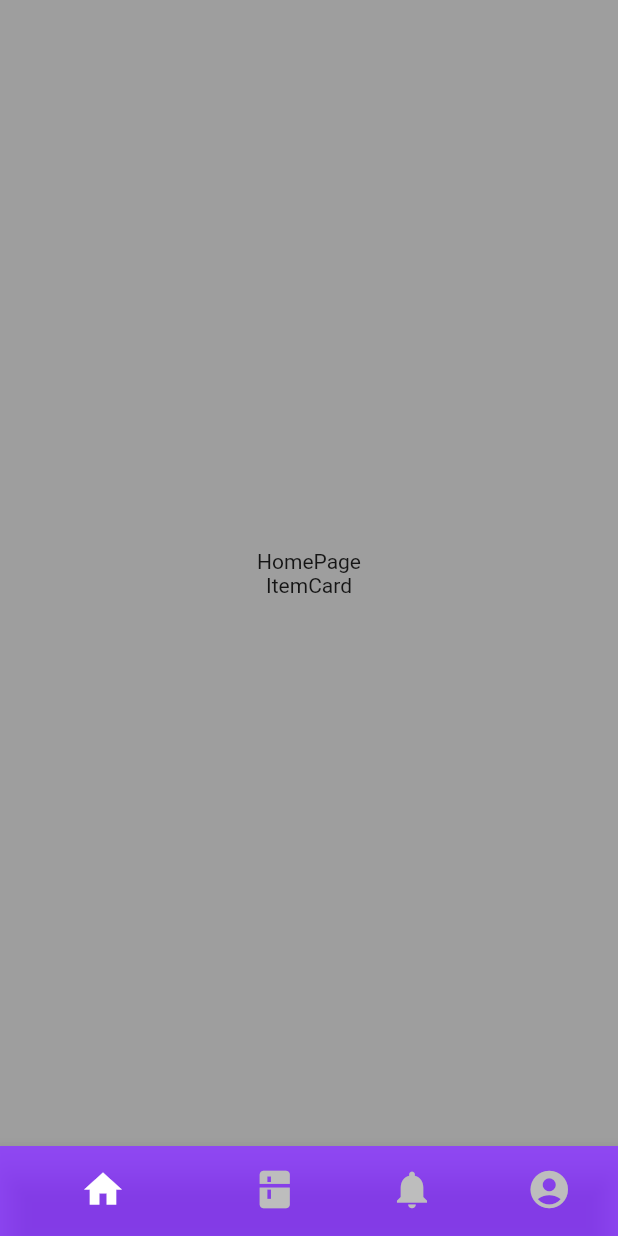
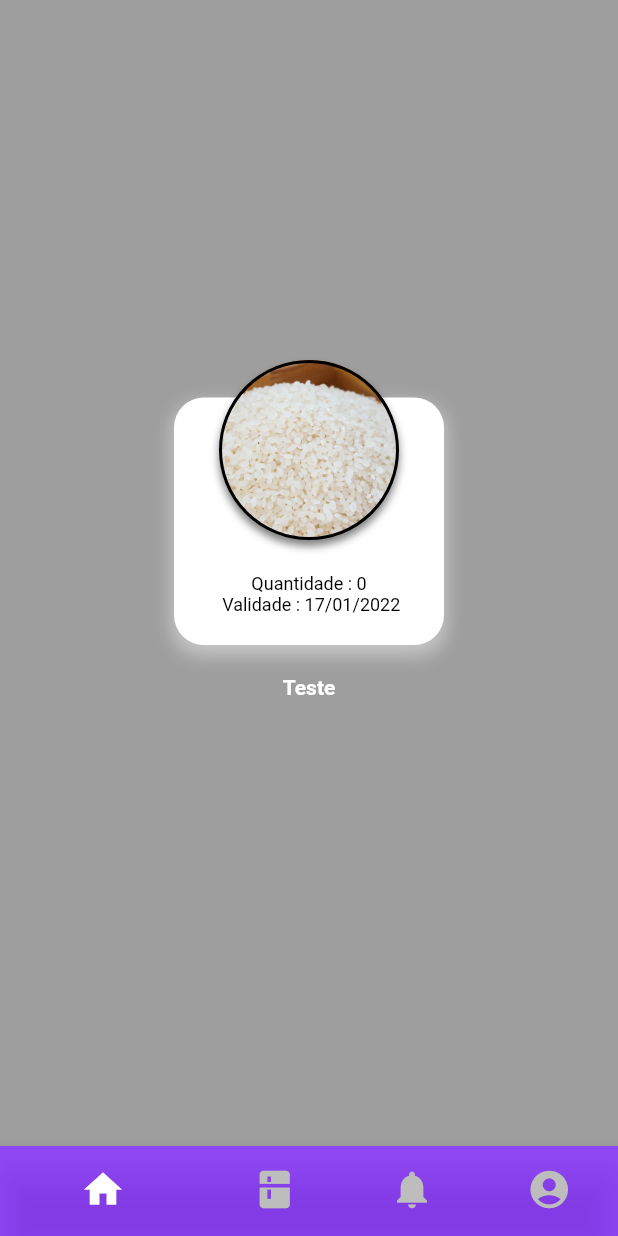
Before and after one commit to gabrielCaio/Kompress, a Flutter app: the screen it shows after launch, on a phone screen of 412 x 824 dp. Run offline on Flutter 3.47's test engine with Material 2 defaults, Android fonts, the phone set to English and light mode, and no system bars; our stand-ins replace google_fonts; Roboto replaces fonts that are missing (Domine).

Commit message:
feat : item card component design ok

```diff
--- a/mobile/lib/app/components/avatar.dart
+++ b/mobile/lib/app/components/avatar.dart
@@ -49,8 +49,8 @@ class AvatarWithImage extends StatelessWidget {
       width: MediaQuery.of(context).size.width * 0.4,
       height: MediaQuery.of(context).size.width * 0.4,
       decoration: BoxDecoration(
-          image: const DecorationImage(
-              image: AssetImage("/assets/background.png")),
+          image:
+              const DecorationImage(image: AssetImage("assets/background.png")),
           shape: BoxShape.circle,
           color: Colors.white,
           border: Border.all(color: Colors.white, width: 2),
--- a/mobile/lib/app/components/item_card.dart
+++ b/mobile/lib/app/components/item_card.dart
@@ -1,10 +1,105 @@
 import 'package:flutter/material.dart';
+import 'package:kompress/app/utils/theme.dart';
 
 class ItemCard extends StatelessWidget {
-  const ItemCard({Key? key}) : super(key: key);
+  // foodName is required, quantity by default is 0, and expireData is undefined
+  // if not informed, it will take its default values
+  final String foodName;
+  final String quantity;
+  final String expireDate;
+
+  const ItemCard(
+      {Key? key,
+      this.foodName = "Undefined",
+      this.quantity = "0",
+      this.expireDate = "undefined"})
+      : super(key: key);
 
   @override
   Widget build(BuildContext context) {
-    return const Text("ItemCard");
+    TextStyle txtStyle = const TextStyle(
+      fontWeight: FontWeight.normal,
+      fontSize: 12,
+      color: CustomTheme.black,
+    );
+
+    return SizedBox(
+      width: 200,
+      height: 250,
+      child: Column(
+        children: [
+          // White Box Background
+          Container(
+            width: 180,
+            height: 165,
+            decoration: const BoxDecoration(
+              color: Colors.white,
+              borderRadius: BorderRadius.all(Radius.circular(20)),
+              boxShadow: [
+                BoxShadow(
+                    color: Color.fromRGBO(255, 255, 255, 0.4),
+                    offset: Offset(0, 5),
+                    blurRadius: 9,
+                    spreadRadius: 2)
+              ],
+            ),
+
+            // Image container and food info
+            child: Stack(
+              clipBehavior: Clip.none,
+              alignment: AlignmentDirectional.topCenter,
+              children: [
+                // Image Container
+                Positioned(
+                  top: -25,
+                  child: Container(
+                    width: 120,
+                    height: 120,
+                    decoration: BoxDecoration(
+                      image: const DecorationImage(
+                        fit: BoxFit.cover,
+                        image: AssetImage("assets/imageAux/Arroz.jpg"),
+                      ),
+                      color: Colors.grey,
+                      border: Border.all(color: Colors.black, width: 2),
+                      borderRadius: BorderRadius.circular(120),
+                      boxShadow: const [
+                        BoxShadow(
+                          color: Color.fromRGBO(0, 0, 0, 0.5),
+                          offset: Offset(0, 4),
+                          blurRadius: 4,
+                        )
+                      ],
+                    ),
+                  ),
+                ),
+
+                // Food Info
+                Positioned(
+                  bottom: 20,
+                  child: Text(
+                    'Quantidade : $quantity \n Validade : $expireDate',
+                    style: txtStyle,
+                    textAlign: TextAlign.center,
+                  ),
+                ),
+              ],
+            ),
+          ),
+
+          // Margin
+          Container(height: 20),
+
+          // Bottom Text, Food name
+          Text(
+            foodName,
+            style: const TextStyle(
+              color: Colors.white,
+              fontWeight: FontWeight.bold,
+            ),
+          ),
+        ],
+      ),
+    );
   }
 }
--- a/mobile/lib/app/pages/home_page.dart
+++ b/mobile/lib/app/pages/home_page.dart
@@ -1,6 +1,4 @@
 import 'package:flutter/material.dart';
-import 'package:kompress/app/components/avatar.dart';
-import 'package:kompress/app/components/confirm_button.dart';
 import 'package:kompress/app/components/item_card.dart';
 
 class HomePage extends StatefulWidget {
@@ -23,7 +21,10 @@ class _HomePageState extends State<HomePage>
           // crossAxisAlignment: CrossAxisAlignment.center,
           children: const [
             Text("HomePage"),
-            ItemCard(),
+            ItemCard(
+              foodName: "Teste",
+              expireDate: "17/01/2022",
+            ),
           ],
         ),
       ),
--- a/mobile/pubspec.yaml
+++ b/mobile/pubspec.yaml
@@ -64,6 +64,7 @@ flutter:
   # To add assets to your application, add an assets section, like this:
   assets:
     - assets/
+    - assets/imageAux/
 
   # An image asset can refer to one or more resolution-specific "variants", see
   # https://flutter.dev/assets-and-images/#resolution-aware.
```
Also changed, not shown: mobile/assets/imageAux/Arroz.jpg (added), mobile/assets/imageAux/Woman.jpg (added).
